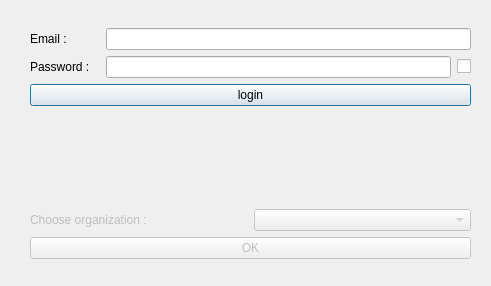
Qt form ui/ui_files/connection_dialog_base.ui (k2geospatial/jmapcloud-qgis-plugin) before a commit.
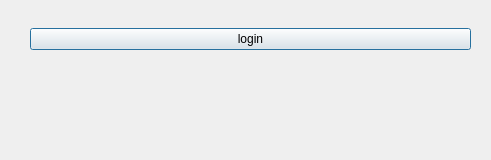
The same form after that commit.

```diff
--- a/ui/ui_files/connection_dialog_base.ui
+++ b/ui/ui_files/connection_dialog_base.ui
@@ -7,7 +7,7 @@
     <x>0</x>
     <y>0</y>
     <width>491</width>
-    <height>286</height>
+    <height>160</height>
    </rect>
   </property>
   <property name="windowTitle">
@@ -19,77 +19,10 @@
      <x>30</x>
      <y>28</y>
      <width>441</width>
-     <height>231</height>
+     <height>105</height>
     </rect>
    </property>
    <layout class="QVBoxLayout" name="form_layout">
-    <item>
-     <layout class="QHBoxLayout" name="email_layout">
-      <item>
-       <widget class="QLabel" name="email_label">
-        <property name="minimumSize">
-         <size>
-          <width>70</width>
-          <height>22</height>
-         </size>
-        </property>
-        <property name="text">
-         <string>Email : </string>
-        </property>
-       </widget>
-      </item>
-      <item>
-       <widget class="QLineEdit" name="email_input">
-        <property name="minimumSize">
-         <size>
-          <width>150</width>
-          <height>0</height>
-         </size>
-        </property>
-        <property name="text">
-         <string/>
-        </property>
-       </widget>
-      </item>
-     </layout>
-    </item>
-    <item>
-     <layout class="QHBoxLayout" name="password_layout">
-      <item>
-       <widget class="QLabel" name="password_label">
-        <property name="minimumSize">
-         <size>
-          <width>70</width>
-          <height>22</height>
-         </size>
-        </property>
-        <property name="text">
-         <string>Password :</string>
-        </property>
-       </widget>
-      </item>
-      <item>
-       <widget class="QLineEdit" name="password_input">
-        <property name="minimumSize">
-         <size>
-          <width>150</width>
-          <height>0</height>
-         </size>
-        </property>
-        <property name="echoMode">
-         <enum>QLineEdit::Password</enum>
-        </property>
-       </widget>
-      </item>
-      <item>
-       <widget class="QCheckBox" name="show_password_checkBox">
-        <property name="text">
-         <string notr="true"/>
-        </property>
-       </widget>
-      </item>
-     </layout>
-    </item>
     <item>
      <widget class="QPushButton" name="connection_button">
       <property name="text">
@@ -110,37 +43,6 @@
       </property>
      </widget>
     </item>
-    <item>
-     <layout class="QHBoxLayout" name="organization_form_layout">
-      <item>
-       <widget class="QLabel" name="choose_organization_label">
-        <property name="enabled">
-         <bool>false</bool>
-        </property>
-        <property name="text">
-         <string>Choose organization :</string>
-        </property>
-       </widget>
-      </item>
-      <item>
-       <widget class="QComboBox" name="organization_list_comboBox">
-        <property name="enabled">
-         <bool>false</bool>
-        </property>
-       </widget>
-      </item>
-     </layout>
-    </item>
-    <item>
-     <widget class="QPushButton" name="accept_button">
-      <property name="enabled">
-       <bool>false</bool>
-      </property>
-      <property name="text">
-       <string>OK</string>
-      </property>
-     </widget>
-    </item>
    </layout>
   </widget>
  </widget>
```
